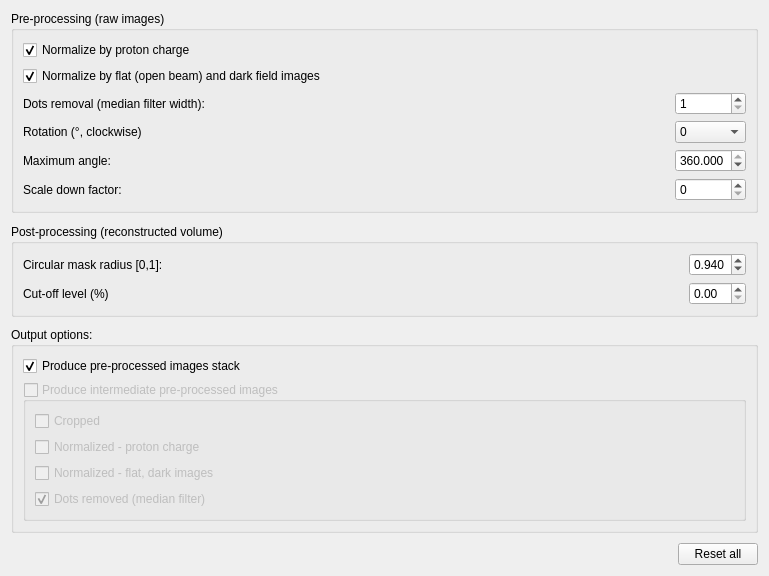
Qt form MantidQt/CustomInterfaces/inc/MantidQtCustomInterfaces/Tomography/TomographyIfaceQtTabFiltersSettings.ui (mantidproject/mantid) before a commit.
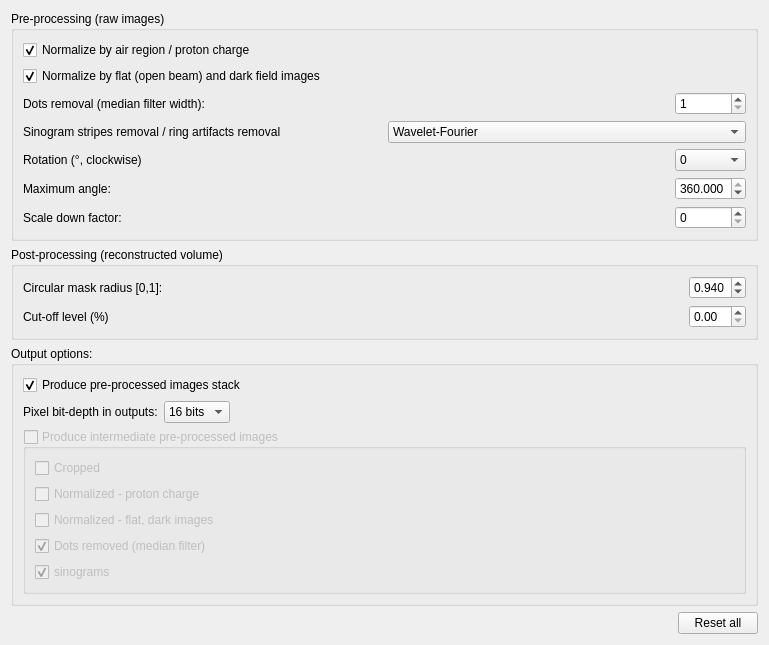
The same form after that commit.

Commit message: updates in old tabs, and added energy and convert tabs, re #12900

```diff
--- a/MantidQt/CustomInterfaces/inc/MantidQtCustomInterfaces/Tomography/TomographyIfaceQtTabFiltersSettings.ui
+++ b/MantidQt/CustomInterfaces/inc/MantidQtCustomInterfaces/Tomography/TomographyIfaceQtTabFiltersSettings.ui
@@ -7,7 +7,7 @@
     <x>0</x>
     <y>0</y>
     <width>769</width>
-    <height>576</height>
+    <height>618</height>
    </rect>
   </property>
   <property name="windowTitle">
@@ -20,20 +20,61 @@
       <string>Pre-processing (raw images)</string>
      </property>
      <layout class="QGridLayout" name="gridLayout">
-      <item row="6" column="1">
-       <spacer name="horizontalSpacer_3">
-        <property name="orientation">
-         <enum>Qt::Horizontal</enum>
+      <item row="7" column="0">
+       <widget class="QLabel" name="label_prep_max_angle">
+        <property name="text">
+         <string>Maximum angle:</string>
         </property>
-        <property name="sizeHint" stdset="0">
-         <size>
-          <width>399</width>
-          <height>20</height>
-         </size>
+       </widget>
+      </item>
+      <item row="3" column="2">
+       <widget class="QSpinBox" name="spinBox_prep_median_filter_width">
+        <property name="toolTip">
+         <string>Set size of the blocks to calculate a median filter. Bigger size implies more smoothing.</string>
         </property>
-       </spacer>
+        <property name="minimum">
+         <number>1</number>
+        </property>
+        <property name="maximum">
+         <number>1000</number>
+        </property>
+       </widget>
       </item>
-      <item row="4" column="1">
+      <item row="5" column="2">
+       <widget class="QComboBox" name="comboBox_prep_rotation">
+        <property name="toolTip">
+         <string>Rotate all images in the input stacks by this angle</string>
+        </property>
+        <item>
+         <property name="text">
+          <string>0</string>
+         </property>
+        </item>
+        <item>
+         <property name="text">
+          <string>90</string>
+         </property>
+        </item>
+        <item>
+         <property name="text">
+          <string>180</string>
+         </property>
+        </item>
+        <item>
+         <property name="text">
+          <string>270</string>
+         </property>
+        </item>
+       </widget>
+      </item>
+      <item row="8" column="0">
+       <widget class="QLabel" name="label_prep_scale_factor">
+        <property name="text">
+         <string>Scale down factor:</string>
+        </property>
+       </widget>
+      </item>
+      <item row="5" column="1">
        <spacer name="horizontalSpacer_2">
         <property name="orientation">
          <enum>Qt::Horizontal</enum>
@@ -46,32 +87,6 @@
         </property>
        </spacer>
       </item>
-      <item row="1" column="0" colspan="2">
-       <widget class="QCheckBox" name="checkBox_normalize_proton_charge">
-        <property name="statusTip">
-         <string>Normalize every image by their relative proton charges</string>
-        </property>
-        <property name="text">
-         <string>Normalize by proton charge</string>
-        </property>
-        <property name="checked">
-         <bool>true</bool>
-        </property>
-       </widget>
-      </item>
-      <item row="7" column="1">
-       <spacer name="horizontalSpacer_4">
-        <property name="orientation">
-         <enum>Qt::Horizontal</enum>
-        </property>
-        <property name="sizeHint" stdset="0">
-         <size>
-          <width>399</width>
-          <height>20</height>
-         </size>
-        </property>
-       </spacer>
-      </item>
       <item row="2" column="0">
        <widget class="QCheckBox" name="checkBox_normalize_flat_dark">
         <property name="statusTip">
@@ -98,14 +113,7 @@
         </property>
        </spacer>
       </item>
-      <item row="7" column="0">
-       <widget class="QLabel" name="label_prep_scale_factor">
-        <property name="text">
-         <string>Scale down factor:</string>
-        </property>
-       </widget>
-      </item>
-      <item row="6" column="2">
+      <item row="7" column="2">
        <widget class="QDoubleSpinBox" name="doubleSpinBox_prep_max_angle">
         <property name="toolTip">
          <string>Maximum angle to use for reconstruction</string>
@@ -124,41 +132,53 @@
         </property>
        </widget>
       </item>
-      <item row="4" column="0">
+      <item row="5" column="0">
        <widget class="QLabel" name="label_prep_rotation">
         <property name="text">
          <string>Rotation (°, clockwise)</string>
         </property>
        </widget>
       </item>
-      <item row="3" column="2">
-       <widget class="QSpinBox" name="spinBox_prep_median_filter_width">
-        <property name="toolTip">
-         <string>Set size of the blocks to calculate a median filter. Bigger size implies more smoothing.</string>
+      <item row="8" column="1">
+       <spacer name="horizontalSpacer_4">
+        <property name="orientation">
+         <enum>Qt::Horizontal</enum>
         </property>
-        <property name="minimum">
-         <number>1</number>
+        <property name="sizeHint" stdset="0">
+         <size>
+          <width>399</width>
+          <height>20</height>
+         </size>
         </property>
-        <property name="maximum">
-         <number>1000</number>
-        </property>
-       </widget>
+       </spacer>
       </item>
-      <item row="6" column="0">
-       <widget class="QLabel" name="label_prep_max_angle">
-        <property name="text">
-         <string>Maximum angle:</string>
+      <item row="7" column="1">
+       <spacer name="horizontalSpacer_3">
+        <property name="orientation">
+         <enum>Qt::Horizontal</enum>
         </property>
-       </widget>
+        <property name="sizeHint" stdset="0">
+         <size>
+          <width>399</width>
+          <height>20</height>
+         </size>
+        </property>
+       </spacer>
       </item>
-      <item row="3" column="0">
-       <widget class="QLabel" name="label_prep_median">
+      <item row="1" column="0" colspan="2">
+       <widget class="QCheckBox" name="checkBox_normalize_proton_charge">
+        <property name="statusTip">
+         <string>Normalize every image by their relative proton charges</string>
+        </property>
         <property name="text">
-         <string>Dots removal (median filter width):</string>
+         <string>Normalize by air region / proton charge</string>
         </property>
+        <property name="checked">
+         <bool>true</bool>
+        </property>
        </widget>
       </item>
-      <item row="7" column="2">
+      <item row="8" column="2">
        <widget class="QSpinBox" name="spinBox_prep_scale_factor">
         <property name="toolTip">
          <string>Sets the size of block to downscale. For example with 2, blocks of 2x2 pixels will be combined into a (median value) pixel</string>
@@ -174,33 +194,38 @@
         </property>
        </widget>
       </item>
-      <item row="4" column="2">
-       <widget class="QComboBox" name="comboBox_prep_rotation">
-        <property name="toolTip">
-         <string>Rotate all images in the input stacks by this angle</string>
+      <item row="3" column="0">
+       <widget class="QLabel" name="label_prep_median">
+        <property name="text">
+         <string>Dots removal (median filter width):</string>
         </property>
-        <item>
-         <property name="text">
-          <string>0</string>
-         </property>
-        </item>
-        <item>
-         <property name="text">
-          <string>90</string>
-         </property>
-        </item>
-        <item>
-         <property name="text">
-          <string>180</string>
-         </property>
-        </item>
-        <item>
-         <property name="text">
-          <string>270</string>
-         </property>
-        </item>
        </widget>
       </item>
+      <item row="4" column="0" colspan="3">
+       <layout class="QHBoxLayout" name="horizontalLayout_3">
+        <item>
+         <widget class="QLabel" name="label_2">
+          <property name="text">
+           <string>Sinogram stripes removal / ring artifacts removal</string>
+          </property>
+         </widget>
+        </item>
+        <item>
+         <widget class="QComboBox" name="comboBox_2">
+          <item>
+           <property name="text">
+            <string>Wavelet-Fourier</string>
+           </property>
+          </item>
+          <item>
+           <property name="text">
+            <string>None</string>
+           </property>
+          </item>
+         </widget>
+        </item>
+       </layout>
+      </item>
      </layout>
     </widget>
    </item>
@@ -313,8 +338,8 @@
      <property name="title">
       <string>Output options:</string>
      </property>
-     <layout class="QGridLayout" name="gridLayout_4">
-      <item row="0" column="0">
+     <layout class="QVBoxLayout" name="verticalLayout_2">
+      <item>
        <widget class="QCheckBox" name="checkBox_out_preproc_images">
         <property name="enabled">
          <bool>true</bool>
@@ -330,7 +355,40 @@
         </property>
        </widget>
       </item>
-      <item row="1" column="0">
+      <item>
+       <layout class="QHBoxLayout" name="horizontalLayout_2">
+        <item>
+         <widget class="QLabel" name="label">
+          <property name="text">
+           <string>Pixel bit-depth in outputs:</string>
+          </property>
+         </widget>
+        </item>
+        <item>
+         <widget class="QComboBox" name="comboBox">
+          <item>
+           <property name="text">
+            <string>16 bits</string>
+           </property>
+          </item>
+         </widget>
+        </item>
+        <item>
+         <spacer name="horizontalSpacer_8">
+          <property name="orientation">
+           <enum>Qt::Horizontal</enum>
+          </property>
+          <property name="sizeHint" stdset="0">
+           <size>
+            <width>40</width>
+            <height>20</height>
+           </size>
+          </property>
+         </spacer>
+        </item>
+       </layout>
+      </item>
+      <item>
        <widget class="QGroupBox" name="groupBox_out_intermediate_prep">
         <property name="enabled">
          <bool>false</bool>
@@ -345,27 +403,6 @@
          <bool>false</bool>
         </property>
         <layout class="QGridLayout" name="gridLayout_3">
-         <item row="0" column="0">
-          <widget class="QCheckBox" name="checkBox_output_cropped_images">
-           <property name="text">
-            <string>Cropped</string>
-           </property>
-          </widget>
-         </item>
-         <item row="1" column="0">
-          <widget class="QCheckBox" name="checkBox_output_normalized_proton_images">
-           <property name="text">
-            <string>Normalized - proton charge</string>
-           </property>
-          </widget>
-         </item>
-         <item row="2" column="0">
-          <widget class="QCheckBox" name="checkBox_output_normalized_flat_images">
-           <property name="text">
-            <string>Normalized - flat, dark images</string>
-           </property>
-          </widget>
-         </item>
          <item row="3" column="0">
           <widget class="QCheckBox" name="checkBox_output_dot_removal">
            <property name="text">
@@ -376,6 +413,37 @@
            </property>
           </widget>
          </item>
+         <item row="2" column="0">
+          <widget class="QCheckBox" name="checkBox_output_normalized_flat_images">
+           <property name="text">
+            <string>Normalized - flat, dark images</string>
+           </property>
+          </widget>
+         </item>
+         <item row="1" column="0">
+          <widget class="QCheckBox" name="checkBox_output_normalized_proton_images">
+           <property name="text">
+            <string>Normalized - proton charge</string>
+           </property>
+          </widget>
+         </item>
+         <item row="0" column="0">
+          <widget class="QCheckBox" name="checkBox_output_cropped_images">
+           <property name="text">
+            <string>Cropped</string>
+           </property>
+          </widget>
+         </item>
+         <item row="4" column="0">
+          <widget class="QCheckBox" name="checkBox">
+           <property name="text">
+            <string>sinograms</string>
+           </property>
+           <property name="checked">
+            <bool>true</bool>
+           </property>
+          </widget>
+         </item>
         </layout>
        </widget>
       </item>
```
The commit also changes 5 other files.
